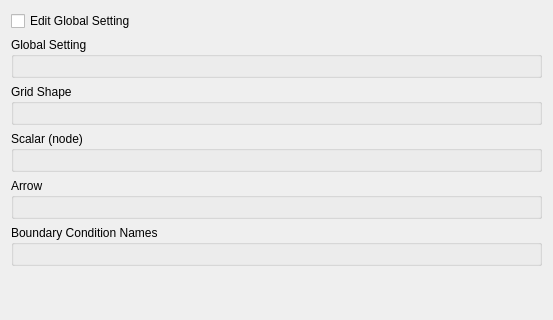
The window that libs/gui/pref/preferencepagefontdefault.ui (i-RIC/prepost-gui) describes before a commit, drawn with Qt 5; both pictures show x 0 to 553 and y 0 to 320 of the 553 by 552 pixel window.
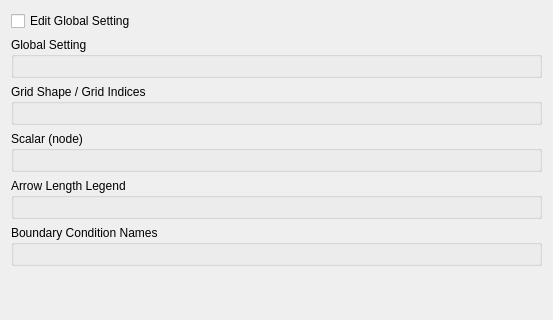
The same window after the commit. Custom widgets are drawn as their Qt base class.

Commit message: Arrow Legend setting implemented.

Patch:
```diff
--- a/libs/gui/pref/preferencepagefontdefault.ui
+++ b/libs/gui/pref/preferencepagefontdefault.ui
@@ -36,7 +36,7 @@
    <item>
     <widget class="QGroupBox" name="gridShapeGroupBox">
      <property name="title">
-      <string>Grid Shape</string>
+      <string>Grid Shape / Grid Indices</string>
      </property>
      <layout class="QVBoxLayout" name="verticalLayout">
       <item>
@@ -60,7 +60,7 @@
    <item>
     <widget class="QGroupBox" name="arrowGroupBox">
      <property name="title">
-      <string>Arrow</string>
+      <string>Arrow Length Legend</string>
      </property>
      <layout class="QVBoxLayout" name="verticalLayout_4">
       <item>
```
The commit also changes 15 other files.
